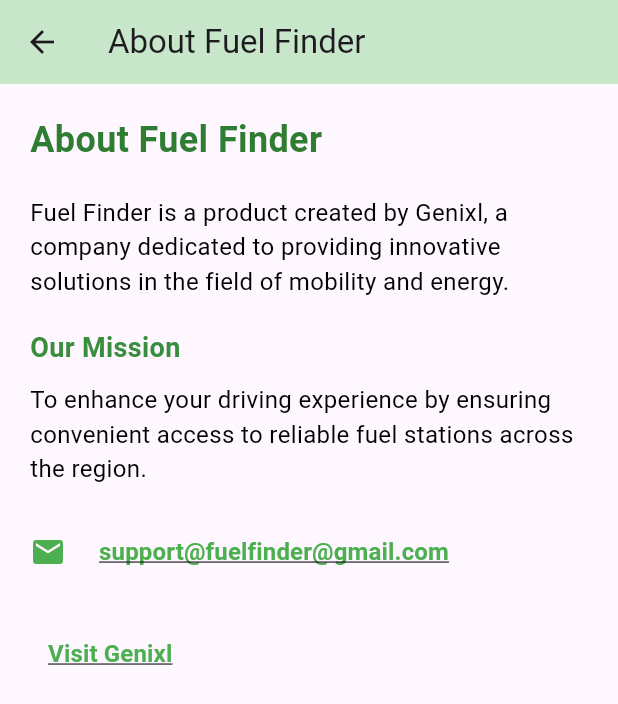
After one commit to levirono/Fuelfinder, a Flutter app: the About screen opened directly, on a phone screen of 412 x 824 dp. The commit adds this screen. Shown: the top 704 px of the screen. Run offline on Flutter 3.47's test engine with Material 3 defaults, Android fonts, the phone set to English and light mode, and no system bars; our stand-ins replace cloud_firestore, firebase_auth, firebase_core, flutter_map, flutter_typeahead, geocoding and 3 more; accounts and stored records are empty.

```diff
--- a/lib/services/login_page.dart
+++ b/lib/services/login_page.dart
@@ -52,7 +52,7 @@
           gradient: LinearGradient(
             begin: Alignment.topCenter,
             end: Alignment.bottomCenter,
-            colors: [Colors.white, Colors.green[200]!],
+            colors: [Colors.white, Colors.grey[200]!],
           ),
         ),
         child: Center(
--- /dev/null
+++ b/lib/ui/about.dart
@@ -0,0 +1,94 @@
+import 'package:flutter/material.dart';
+import 'package:url_launcher/url_launcher.dart';
+
+class About extends StatelessWidget {
+  const About({super.key});
+
+  @override
+  Widget build(BuildContext context) {
+    return Scaffold(
+      appBar: AppBar(
+        title: const Text('About Fuel Finder'),
+        backgroundColor: Colors.green[100],
+      ),
+      body: Container(
+        padding: const EdgeInsets.all(20.0),
+        child: Column(
+          crossAxisAlignment: CrossAxisAlignment.start,
+          children: [
+            Text(
+              'About Fuel Finder',
+              style: TextStyle(
+                fontSize: 24.0,
+                fontWeight: FontWeight.bold,
+                color: Colors.green[800],
+              ),
+            ),
+            const SizedBox(height: 20.0),
+            const Text(
+              'Fuel Finder is a product created by Genixl, a company dedicated to providing innovative solutions in the field of mobility and energy.',
+              style: TextStyle(
+                fontSize: 16.0,
+                color: Colors.black,
+              ),
+            ),
+            const SizedBox(height: 20.0),
+            Text(
+              'Our Mission',
+              style: TextStyle(
+                fontSize: 18.0,
+                fontWeight: FontWeight.bold,
+                color: Colors.green[700],
+              ),
+            ),
+            const SizedBox(height: 10.0),
+            const Text(
+              'To enhance your driving experience by ensuring convenient access to reliable fuel stations across the region.',
+              style: TextStyle(
+                fontSize: 16.0,
+                color: Colors.black,
+              ),
+            ),
+            const SizedBox(height: 20.0),
+            Row(
+              children: [
+                const Icon(Icons.email, color: Colors.green),
+                const SizedBox(width: 10.0),
+                TextButton(
+                  onPressed: () {
+                    launch('mailto:support@fuelfinder@gmail.com');
+                  },
+                  child: const Text(
+                    'support@fuelfinder@gmail.com',
+                    style: TextStyle(
+                      fontSize: 16.0,
+                      fontWeight: FontWeight.bold,
+                      color: Colors.green,
+                      decoration: TextDecoration.underline,
+                    ),
+                  ),
+                ),
+              ],
+            ),
+            const SizedBox(height: 20.0),
+            TextButton(
+              onPressed: () {
+                // Open Genixl's website in a browser
+                launch('https://genixl.vercel.app');
+              },
+              child: const Text(
+                'Visit Genixl',
+                style: TextStyle(
+                  fontSize: 16.0,
+                  fontWeight: FontWeight.bold,
+                  color: Colors.green,
+                  decoration: TextDecoration.underline,
+                ),
+              ),
+            ),
+          ],
+        ),
+      ),
+    );
+  }
+}
--- a/pubspec.yaml
+++ b/pubspec.yaml
@@ -84,8 +84,8 @@
   uses-material-design: true
 
   # To add assets to your application, add an assets section, like this:
-  # assets:
-  #   - images/a_dot_burr.jpeg
+  assets:
+    - assets/loading.png
   #   - images/a_dot_ham.jpeg
 
   # An image asset can refer to one or more resolution-specific "variants", see
```
Also changed, not shown: lib/main.dart (+18 -4 lines), lib/ui/driver/driver_homepage.dart (+19 -7 lines), lib/ui/station/station_homepage.dart (+14 -2 lines), assets/loading.png (added), 6 other files.
